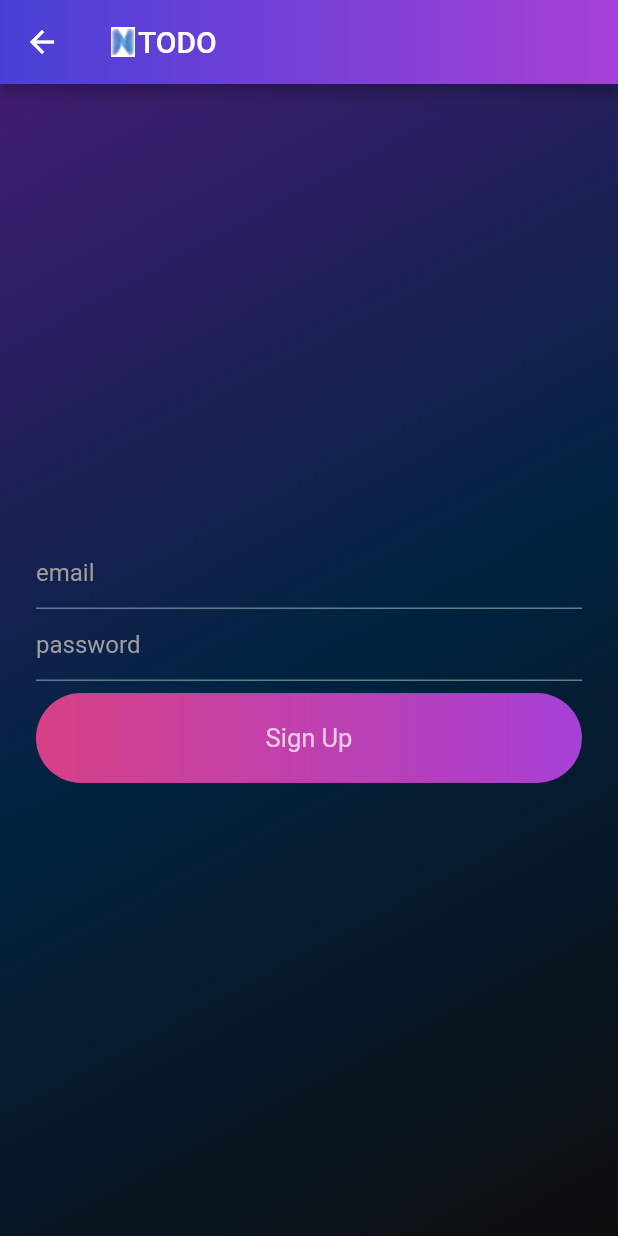
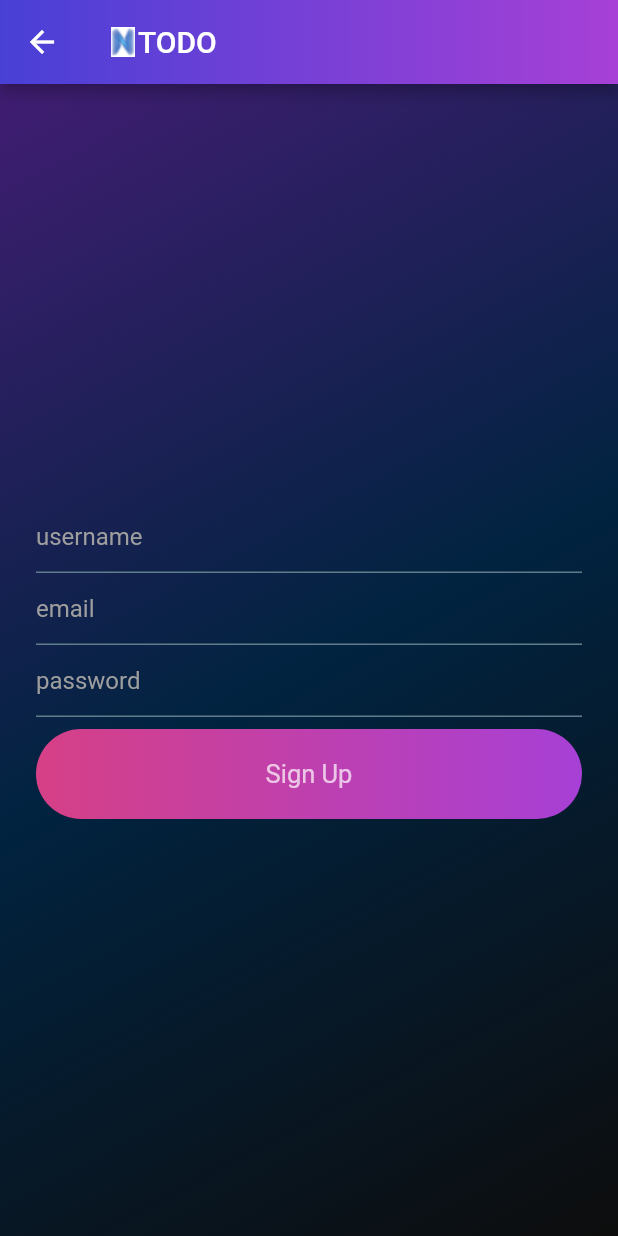
Before and after one commit to neos-20/learn-basic-chat-app, a Flutter app: the SignUp screen opened directly, on a phone screen of 412 x 824 dp. Run offline on Flutter 3.47's test engine with Material 2 defaults, Android fonts, the phone set to English and light mode, and no system bars; our stand-ins replace firebase_auth, firebase_core, font_awesome_flutter, google_sign_in; accounts and stored records are empty.

Commit message:
added usename option

```diff
--- a/lib/screens/signup.dart
+++ b/lib/screens/signup.dart
@@ -17,6 +17,7 @@ class _SignUpState extends State<SignUp> {
 
   TextEditingController _email = new TextEditingController();
   TextEditingController _password = new TextEditingController();
+  TextEditingController _username = new TextEditingController();
 
   bool isLoading = false;
 
@@ -57,10 +58,15 @@ class _SignUpState extends State<SignUp> {
                   Form(
                     key: formKey,
                       child: Column(
-                        children: [/*TextField(
+                        children: [TextField(
                       style: inputTextStyle(),
                       decoration: textFieldDecoration("username"),
-                  ),*/
+                            onChanged: (value) {
+                              setState(() {
+                                _username.text = value;
+                              });
+                            }
+                  ),
                       TextFormField(
                         validator: (val){
                           return RegExp(r"^[a-zA-Z0-9.a-zA-Z0-9.!#$%&'*+-/=?^_`{|}~]+@[a-zA-Z0-9]+\.[a-zA-Z]+").hasMatch(val!) ?
```
